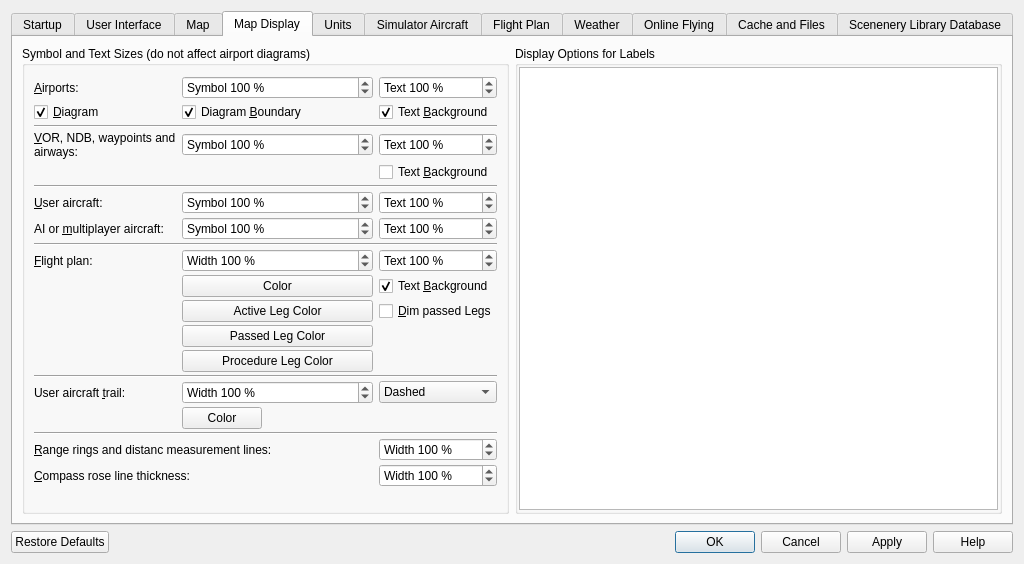
Old version of the form src/options/options.ui in the repository albar965/littlenavmap.
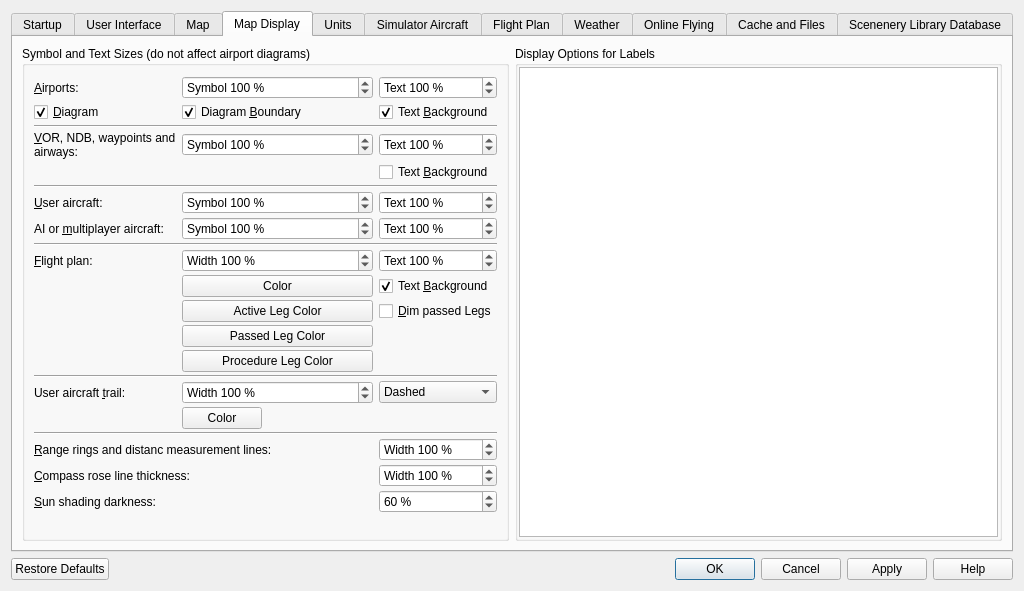
New version of the form. The open tabs and pages were chosen to show the change.

Commit message: Added option for sun shading of map which can use real time, simulator time or user defined time. Shading darkness can be adjusted in Options -> Map. Added dialog to set user defined time and date. All #60

Patch:
```diff
--- a/src/options/options.ui
+++ b/src/options/options.ui
@@ -7,7 +7,7 @@
     <x>0</x>
     <y>0</y>
     <width>1024</width>
-    <height>564</height>
+    <height>591</height>
    </rect>
   </property>
   <property name="windowTitle">
@@ -1739,6 +1739,41 @@
             </property>
            </widget>
           </item>
+          <item row="23" column="2">
+           <widget class="QSpinBox" name="spinBoxOptionsDisplaySunShadeDarkness">
+            <property name="toolTip">
+             <string>Sun shading darkness. 10% is light to 90% dark shading.</string>
+            </property>
+            <property name="suffix">
+             <string> %</string>
+            </property>
+            <property name="prefix">
+             <string/>
+            </property>
+            <property name="minimum">
+             <number>10</number>
+            </property>
+            <property name="maximum">
+             <number>90</number>
+            </property>
+            <property name="singleStep">
+             <number>10</number>
+            </property>
+            <property name="value">
+             <number>60</number>
+            </property>
+           </widget>
+          </item>
+          <item row="23" column="0">
+           <widget class="QLabel" name="label">
+            <property name="text">
+             <string>&amp;Sun shading darkness:</string>
+            </property>
+            <property name="buddy">
+             <cstring>spinBoxOptionsDisplaySunShadeDarkness</cstring>
+            </property>
+           </widget>
+          </item>
          </layout>
         </widget>
        </item>
```
Left out of the diff: 700 changed lines with no effect on the pictures. The commit also changes 14 other files.
